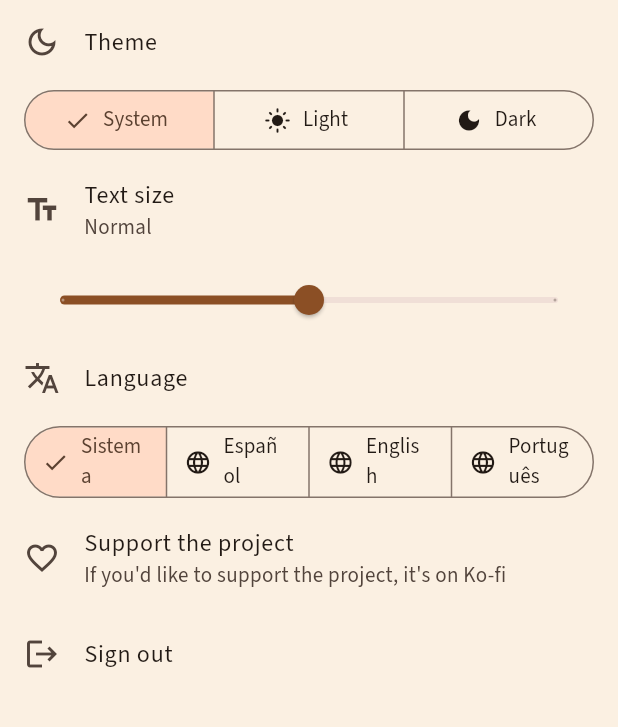
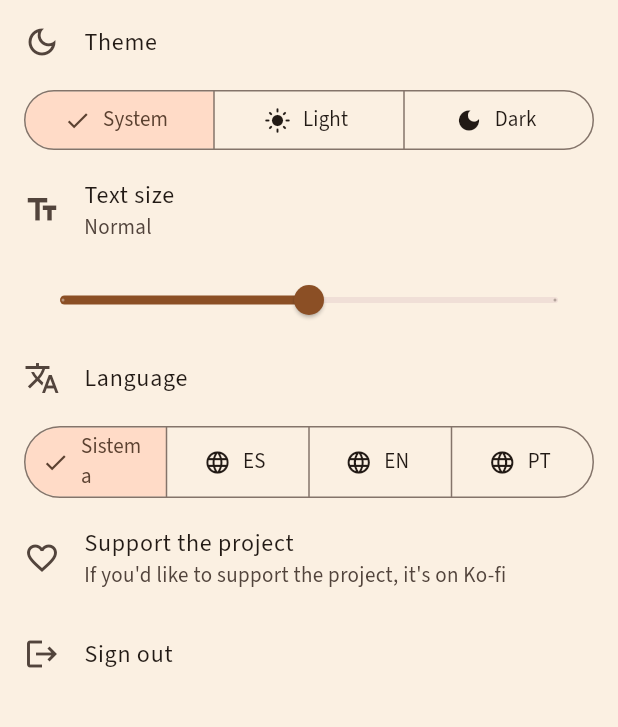
Before and after one commit to BreakPointX13/patas_al_dia, a Flutter app: the AjustesScreen screen opened directly, on a phone screen of 412 x 824 dp, the part 84-811 px from its top. Run offline on Flutter 3.47's test engine with Material 3 defaults, Android fonts, the phone set to English and light mode, and no system bars; our stand-ins replace file_picker, flutter_local_notifications, flutter_riverpod, flutter_svg, image_picker, open_filex and 4 more; accounts and stored records are empty.

Commit message:
fix: usar siglas (ES/EN/PT) en el selector de idioma para evitar desborde
Con tamaño de letra Normal/Grande, los nombres completos (Español/
English/Português) no entraban en una línea dentro del SegmentedButton y
se cortaban a una segunda línea. Se descartaron las banderas de países
(alternativa evaluada) por la ambigüedad país/idioma, especialmente con
portugués (Brasil vs. Portugal).

Co-Authored-By: Claude Sonnet 5 <noreply@anthropic.com>

```diff
--- a/lib/presentation/screens/ajustes_screen.dart
+++ b/lib/presentation/screens/ajustes_screen.dart
@@ -19,7 +19,7 @@ const _iconosTema = [Icons.brightness_auto, Icons.light_mode, Icons.dark_mode];
 // el idioma activo) — así el usuario siempre reconoce su idioma, aunque no
 // entienda el que esté puesto en ese momento.
 const _idiomas = ['sistema', 'es', 'en', 'pt'];
-const _etiquetasIdioma = ['Sistema', 'Español', 'English', 'Português'];
+const _etiquetasIdioma = ['Sistema', 'ES', 'EN', 'PT'];
 const _iconosIdioma = [
   Icons.brightness_auto,
   Icons.language,
```
Also changed, not shown: 1 other file.
